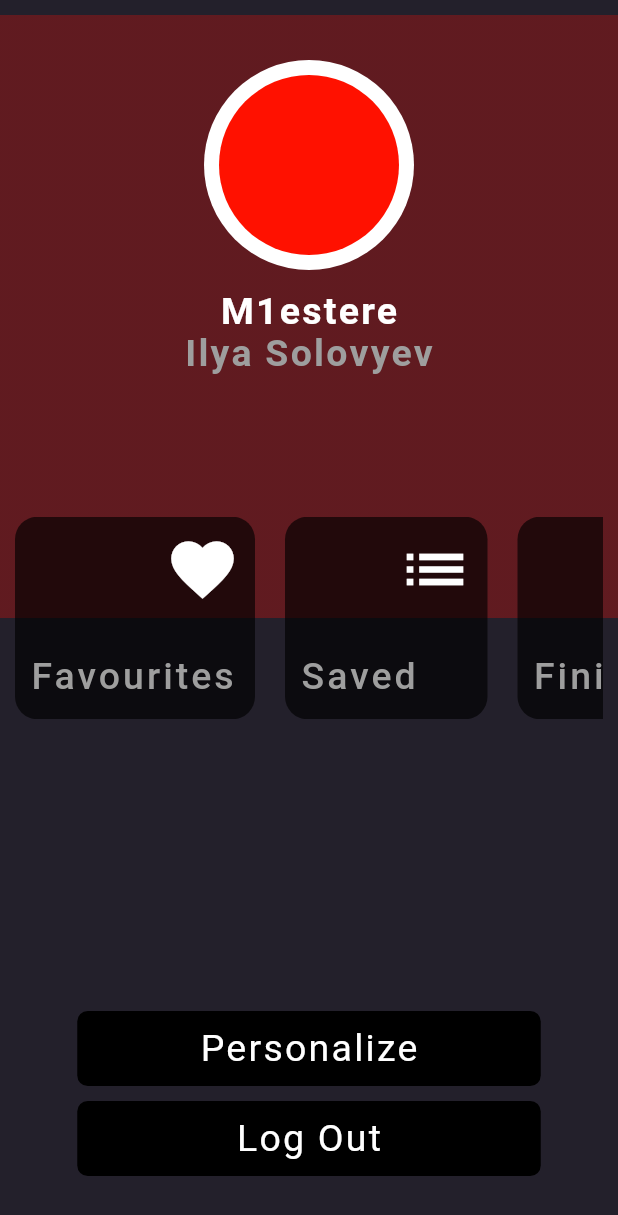
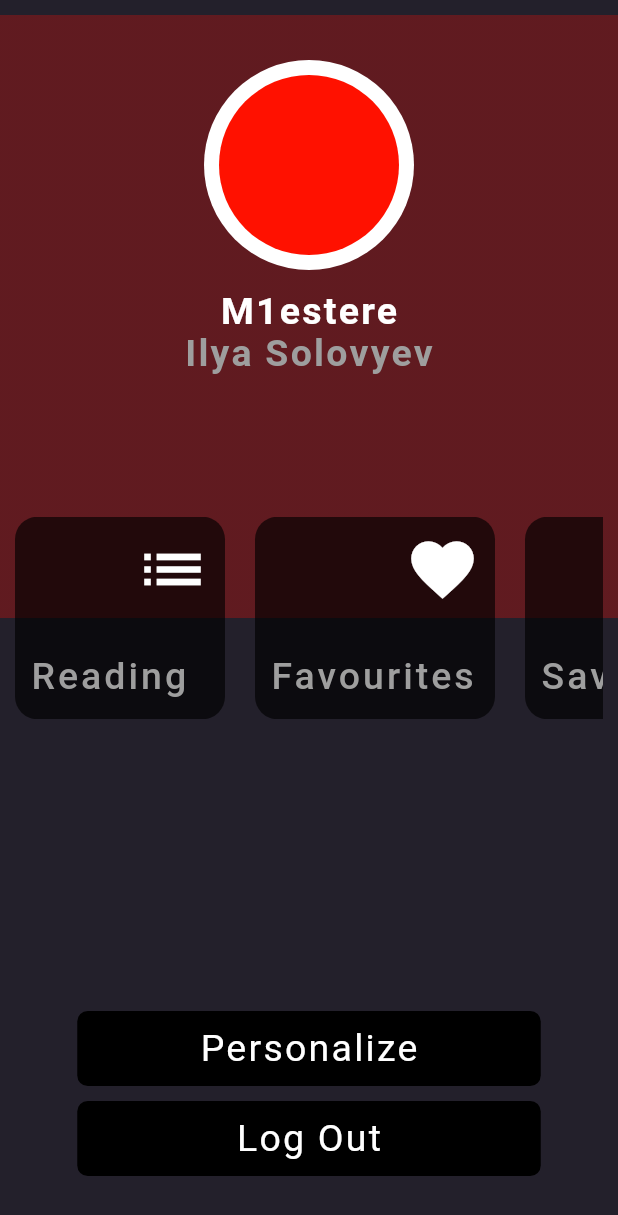
Before and after one commit to M1estere/Ink_Dreams, a Flutter app: the AccountPageView widget shown alone on an empty page, opened directly, on a phone screen of 412 x 824 dp. Shown: the top 1215 px of the screen. Run offline on Flutter 3.47's test engine with Material 3 defaults, Android fonts, the light colour scheme and no system bars; our stand-ins replace curved_navigation_bar, firebase_core, firebase_database, flutter_cache_manager, page_transition, sliding_up_panel; missing offline and left inert: advance_pdf_viewer, flutter_pdfview, pdf_render; accounts and stored records are empty; generated files the repository leaves out were written again.

Commit message:
Fixed manga display, new user section, small fixes

```diff
--- a/lib/views/account_page_view.dart
+++ b/lib/views/account_page_view.dart
@@ -100,6 +100,65 @@ class _AccountPageViewState extends State<AccountPageView> {
                           },
                           child: const SizedBox(
                             height: 135,
+                            width: 140,
+                            child: Padding(
+                              padding: EdgeInsets.all(10),
+                              child: Column(
+                                mainAxisAlignment:
+                                    MainAxisAlignment.spaceBetween,
+                                children: [
+                                  Row(
+                                    mainAxisAlignment: MainAxisAlignment.end,
+                                    children: [
+                                      Icon(
+                                        Icons.list,
+                                        color: Colors.white,
+                                        size: 50,
+                                      ),
+                                    ],
+                                  ),
+                                  Row(
+                                    mainAxisAlignment: MainAxisAlignment.start,
+                                    children: [
+                                      Text(
+                                        'Reading',
+                                        style: TextStyle(
+                                          color: Colors.grey,
+                                          fontSize: 25,
+                                          fontWeight: FontWeight.w500,
+                                          letterSpacing: 2,
+                                        ),
+                                      )
+                                    ],
+                                  ),
+                                ],
+                              ),
+                            ),
+                          ),
+                        ),
+                      ),
+                    ),
+                    Container(
+                      margin: const EdgeInsets.only(right: 20),
+                      child: Material(
+                        borderRadius: BorderRadius.circular(15),
+                        color: Colors.black.withOpacity(.65),
+                        child: InkWell(
+                          borderRadius: BorderRadius.circular(15),
+                          splashColor: const Color.fromARGB(255, 34, 34, 34),
+                          onTap: () {
+                            Navigator.push(
+                              context,
+                              PageTransition(
+                                type: PageTransitionType.rightToLeftWithFade,
+                                child: UserSectionView(
+                                  sectionName: 'favourites',
+                                ),
+                              ),
+                            );
+                          },
+                          child: const SizedBox(
+                            height: 135,
                             width: 160,
                             child: Padding(
                               padding: EdgeInsets.all(10),
@@ -170,7 +229,7 @@ class _AccountPageViewState extends State<AccountPageView> {
                                     mainAxisAlignment: MainAxisAlignment.end,
                                     children: [
                                       Icon(
-                                        Icons.list,
+                                        Icons.save,
                                         color: Colors.white,
                                         size: 50,
                                       ),
--- a/lib/views/blocks/author_manga_block.dart
+++ b/lib/views/blocks/author_manga_block.dart
@@ -41,6 +41,7 @@ class AuthorMangaBlock extends StatelessWidget {
           children: [
             SizedBox(
               height: 170,
+              width: 120,
               child: ClipRRect(
                 borderRadius: BorderRadius.circular(15),
                 child: Image.network(
--- a/lib/views/category_page_view.dart
+++ b/lib/views/category_page_view.dart
@@ -89,7 +89,7 @@ class _CategoryPageViewState extends State<CategoryPageView> {
                     itemCount: mangaBooks.length,
                     itemBuilder: (context, index) {
                       return isLoading
-                          ? FetchingCircle()
+                          ? const FetchingCircle()
                           : CategoryResultBlock(
                               title: mangaBooks[index].title!,
                               chapters: mangaBooks[index].chapters!,
--- a/lib/views/search_intro_page_view.dart
+++ b/lib/views/search_intro_page_view.dart
@@ -27,14 +27,14 @@ class _SearchIntroPageViewState extends State<SearchIntroPageView> {
   void initState() {
     super.initState();
 
-    getRandomManga(Random().nextInt(4) + 2).then((value) {
+    getRandomManga(Random().nextInt(4) + 3).then((value) {
       setState(() {
         isLoadingPopular = false;
         popularManga = value;
       });
     });
 
-    getRandomManga(Random().nextInt(4) + 2).then((value) {
+    getRandomManga(Random().nextInt(4) + 3).then((value) {
       setState(() {
         isLoadingHottest = false;
         hottestManga = value;
```
Also changed, not shown: lib/views/explore_view.dart (+5 -2 lines), 1 other file.
